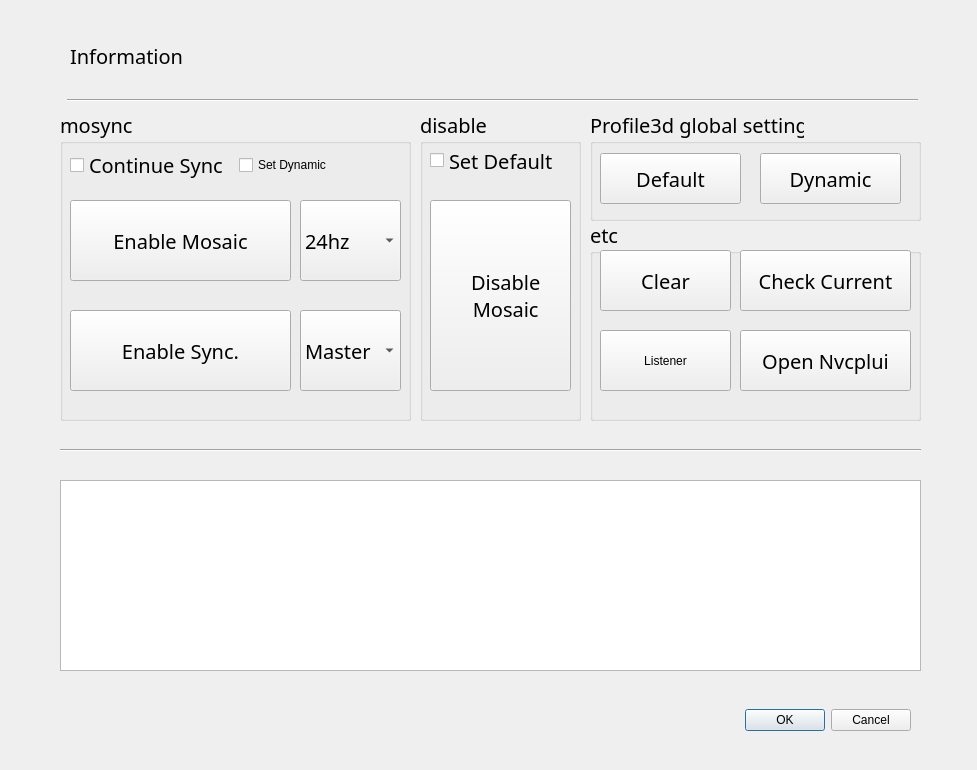
The window that test.ui (thissak/QtMosaic) describes before a commit, drawn with Qt 5.
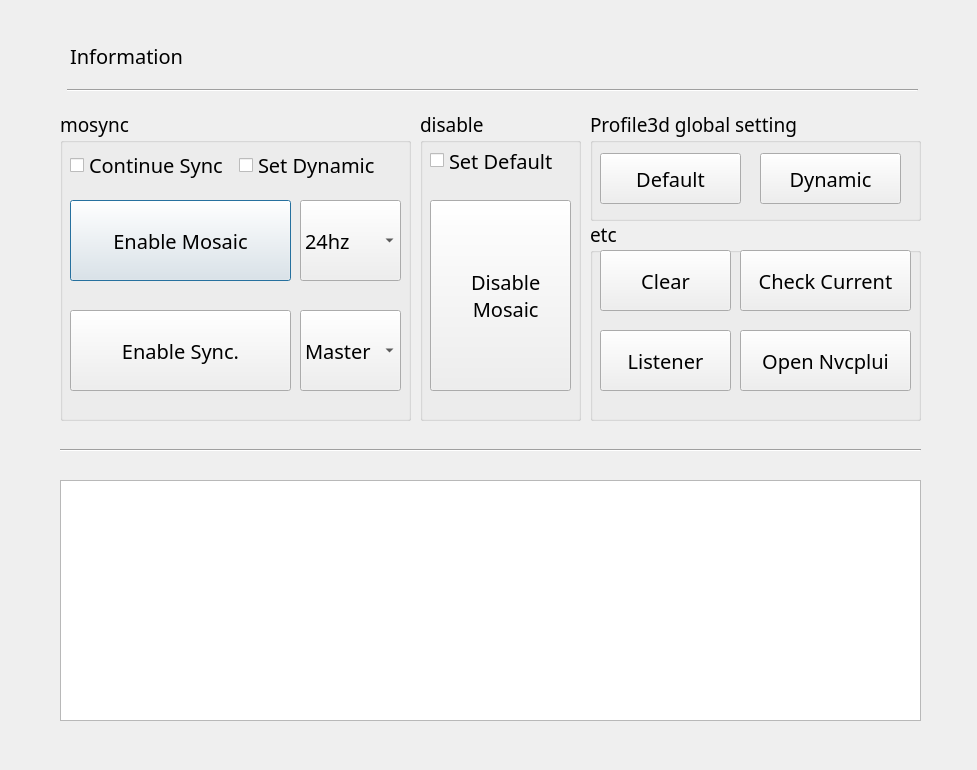
The same window after the commit. Icons and pictures are not drawn.

What changed in the file:
```diff
--- a/test.ui
+++ b/test.ui
@@ -43,31 +43,6 @@
 font: 15pt &quot;Bahnschrift Light&quot;;
 </string>
   </property>
-  <widget class="QDialogButtonBox" name="dialog_ok">
-   <property name="geometry">
-    <rect>
-     <x>670</x>
-     <y>680</y>
-     <width>241</width>
-     <height>81</height>
-    </rect>
-   </property>
-   <property name="font">
-    <font>
-     <family>Bahnschrift Light</family>
-     <pointsize>15</pointsize>
-     <weight>50</weight>
-     <italic>false</italic>
-     <bold>false</bold>
-    </font>
-   </property>
-   <property name="orientation">
-    <enum>Qt::Horizontal</enum>
-   </property>
-   <property name="standardButtons">
-    <set>QDialogButtonBox::Cancel|QDialogButtonBox::Ok</set>
-   </property>
-  </widget>
   <widget class="QLabel" name="label1">
    <property name="geometry">
     <rect>
@@ -108,7 +83,7 @@
      <x>60</x>
      <y>480</y>
      <width>861</width>
-     <height>191</height>
+     <height>241</height>
     </rect>
    </property>
    <property name="font">
@@ -133,7 +108,7 @@
    <property name="font">
     <font>
      <family>Bahnschrift Light</family>
-     <pointsize>15</pointsize>
+     <pointsize>14</pointsize>
      <weight>50</weight>
      <italic>false</italic>
      <bold>false</bold>
@@ -308,6 +283,18 @@
      </item>
      <item>
       <widget class="QCheckBox" name="chk3_set_dynamic">
+       <property name="font">
+        <font>
+         <family>Bahnschrift Light</family>
+         <pointsize>15</pointsize>
+        </font>
+       </property>
+       <property name="toolTip">
+        <string>&lt;html&gt;&lt;head/&gt;&lt;body&gt;&lt;p&gt;Profile3D: Dynamic으로 설정합니다.&lt;/p&gt;&lt;/body&gt;&lt;/html&gt;</string>
+       </property>
+       <property name="toolTipDuration">
+        <number>-1</number>
+       </property>
        <property name="text">
         <string>Set Dynamic</string>
        </property>
@@ -325,6 +312,15 @@
      <height>111</height>
     </rect>
    </property>
+   <property name="font">
+    <font>
+     <family>Bahnschrift Light</family>
+     <pointsize>14</pointsize>
+     <weight>50</weight>
+     <italic>false</italic>
+     <bold>false</bold>
+    </font>
+   </property>
    <property name="title">
     <string>Profile3d global setting</string>
    </property>
@@ -408,6 +404,12 @@
      <height>201</height>
     </rect>
    </property>
+   <property name="font">
+    <font>
+     <family>Bahnschrift Light</family>
+     <pointsize>14</pointsize>
+    </font>
+   </property>
    <property name="title">
     <string>etc</string>
    </property>
@@ -558,6 +560,15 @@
       <height>61</height>
      </rect>
     </property>
+    <property name="font">
+     <font>
+      <family>Bahnschrift Light</family>
+      <pointsize>15</pointsize>
+     </font>
+    </property>
+    <property name="toolTip">
+     <string>&lt;html&gt;&lt;head/&gt;&lt;body&gt;&lt;p&gt;Unreal Swichboard Listener를 실행합니다.&lt;/p&gt;&lt;/body&gt;&lt;/html&gt;</string>
+    </property>
     <property name="text">
      <string>Listener</string>
     </property>
@@ -567,8 +578,8 @@
     </property>
     <property name="iconSize">
      <size>
-      <width>24</width>
-      <height>24</height>
+      <width>28</width>
+      <height>28</height>
      </size>
     </property>
    </widget>
@@ -590,7 +601,7 @@
    <property name="geometry">
     <rect>
      <x>67</x>
-     <y>90</y>
+     <y>80</y>
      <width>851</width>
      <height>20</height>
     </rect>
@@ -608,6 +619,12 @@
      <height>311</height>
     </rect>
    </property>
+   <property name="font">
+    <font>
+     <family>Bahnschrift Light</family>
+     <pointsize>14</pointsize>
+    </font>
+   </property>
    <property name="title">
     <string>disable</string>
    </property>
```
Left out of the diff: 78 changed lines with no effect on the pictures.
